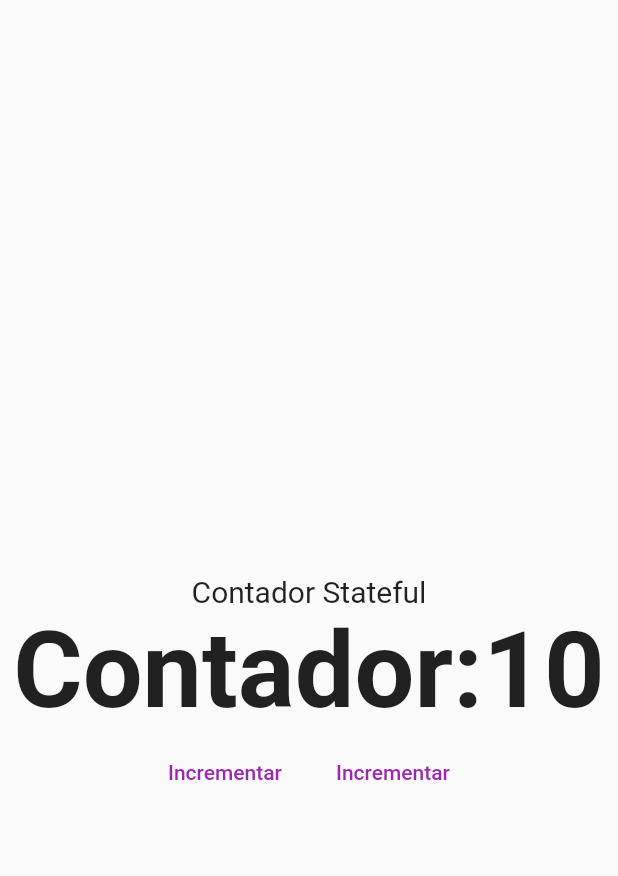
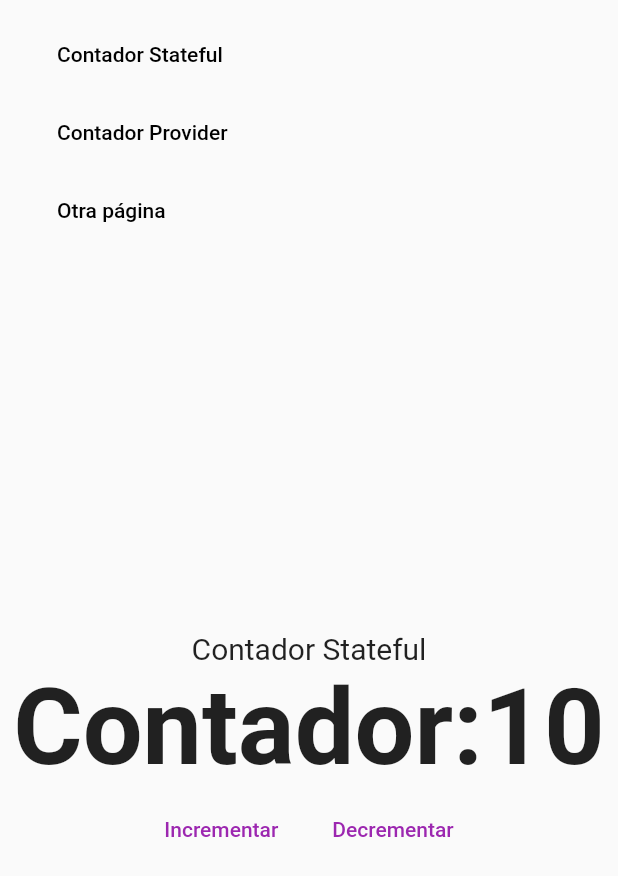
Before and after one commit to JrGustavo/Navigation_Flutter_Web, a Flutter app: the CounterView widget shown alone on an empty page, opened directly, on a phone screen of 412 x 824 dp. Shown: the top 876 px of the screen. Run offline on Flutter 3.47's test engine with Material 2 defaults, Android fonts, the phone set to English and light mode, and no system bars; our stand-ins replace get_it.

Commit message:
Actualizando las rutas con Flutor

```diff
--- a/lib/Views/counter_view.dart
+++ b/lib/Views/counter_view.dart
@@ -1,11 +1,11 @@
-import 'package:bases_web/ui/pages/custom_app_menu.dart';
 import 'package:flutter/material.dart';
+import '../ui/shared/custom_app_menu.dart';
 import '../ui/shared/custom_flat_button.dart';
 
 
 class CounterView extends StatefulWidget {
   @override
-  State<CounterView> createState() => _CounterViewState();
+  _CounterViewState createState() => _CounterViewState();
 }
 
 class _CounterViewState extends State<CounterView> {
@@ -17,13 +17,8 @@ class _CounterViewState extends State<CounterView> {
       mainAxisAlignment: MainAxisAlignment.center ,
       children: [
 
-        CustomAppMenu(),
-        Spacer(),
 
-        const Text('Contador Stateful', style: TextStyle(fontSize:20)),
-
-
-
+         Text('Contador Stateful', style: TextStyle(fontSize:20)),
 
 
         FittedBox(
@@ -41,17 +36,16 @@ class _CounterViewState extends State<CounterView> {
           mainAxisAlignment: MainAxisAlignment.center,
           children: [
             CustomFlatButton(
-                text: 'Decrementar',
+                text: 'Incrementar',
                 onPressed: () => setState(() => Counter++)
             ),
 
             CustomFlatButton(
-                text: 'Incrementar',
+                text: 'Decrementar',
                 onPressed: () => setState(() => Counter--)
             )
           ],
         ),
-        Spacer(),
       ],
     );
   }
--- a/lib/locator.dart
+++ b/lib/locator.dart
@@ -1,4 +1,4 @@
-import 'package:bases_web/ui/services/navigator_service.dart';
+import 'package:bases_web/services/navigator_service.dart';
 import 'package:get_it/get_it.dart';
 
     GetIt locator = GetIt.instance;
--- a/lib/main.dart
+++ b/lib/main.dart
@@ -1,7 +1,7 @@
 import 'package:bases_web/locator.dart';
 import 'package:bases_web/router/route_generator.dart';
+import 'package:bases_web/services/navigator_service.dart';
 import 'package:bases_web/ui/layout/main_layout_page.dart';
-import 'package:bases_web/ui/services/navigator_service.dart';
 import 'package:flutter/material.dart';
 
 void main (){
--- a/lib/providers/counter_provider.dart
+++ b/lib/providers/counter_provider.dart
@@ -10,11 +10,12 @@ get counter => this._counter;
     notifyListeners();
     }
 
-    void Decremento(){
+    void decrement(){
     this._counter--;
     notifyListeners();
 
     }
 
 
+
 }
--- a/lib/router/route_generator.dart
+++ b/lib/router/route_generator.dart
@@ -1,6 +1,5 @@
 import 'package:flutter/cupertino.dart';
 import 'package:flutter/material.dart';
-
 import 'package:flutter/foundation.dart' show kIsWeb;
 import 'package:bases_web/ui/pages/counter_page.dart';
 import '../ui/pages/counter_provider_page.dart';
--- a/lib/ui/layout/main_layout_page.dart
+++ b/lib/ui/layout/main_layout_page.dart
@@ -1,5 +1,6 @@
-import 'package:bases_web/ui/pages/custom_app_menu.dart';
 import 'package:flutter/material.dart';
+
+import '../shared/custom_app_menu.dart';
 
 
 class MainLayoutPage extends StatelessWidget {
--- a/lib/ui/pages/counter_page.dart
+++ b/lib/ui/pages/counter_page.dart
@@ -1,16 +1,19 @@
-import 'package:bases_web/ui/pages/custom_app_menu.dart';
 import 'package:flutter/material.dart';
+import '../shared/custom_app_menu.dart';
 import '../shared/custom_flat_button.dart';
 
 
 class CounterPage extends StatefulWidget {
+
   @override
-  State<CounterPage> createState() => _CounterPageState();
+  _CounterPageState createState() => _CounterPageState();
 }
 
 class _CounterPageState extends State<CounterPage> {
 
   int Counter = 10;
+
+
   @override
   Widget build(BuildContext context) {
     return Scaffold(
@@ -19,12 +22,10 @@ class _CounterPageState extends State<CounterPage> {
         children: [
 
           CustomAppMenu(),
+
           Spacer(),
 
-          const Text('Contador Stateful', style: TextStyle(fontSize:20)),
-
-
-
+           Text('Contador Stateful', style: TextStyle(fontSize:20)),
 
 
           FittedBox(
@@ -42,12 +43,12 @@ class _CounterPageState extends State<CounterPage> {
             mainAxisAlignment: MainAxisAlignment.center,
             children: [
               CustomFlatButton(
-                  text: 'Decrementar',
+                  text: 'Incrementar',
                   onPressed: () => setState(() => Counter++)
               ),
 
               CustomFlatButton(
-                  text: 'Incrementar',
+                  text: 'Decrementar',
                   onPressed: () => setState(() => Counter--)
               )
             ],
--- a/lib/ui/pages/counter_provider_page.dart
+++ b/lib/ui/pages/counter_provider_page.dart
@@ -1,7 +1,7 @@
 import 'package:flutter/material.dart';
 import  'package:provider/provider.dart';
 import 'package:bases_web/providers/counter_provider.dart';
-import 'package:bases_web/ui/pages/custom_app_menu.dart';
+import '../shared/custom_app_menu.dart';
 import '../shared/custom_flat_button.dart';
 
 
@@ -19,6 +19,7 @@ class CounterProviderPage extends StatelessWidget {
 
 class _CounterProviderPageBody extends StatelessWidget{
 
+
   @override
   Widget build(BuildContext context) {
 
@@ -30,9 +31,10 @@ class _CounterProviderPageBody extends StatelessWidget{
         children: [
 
           CustomAppMenu(),
+
           Spacer(),
 
-          const Text('Contador Provider', style: TextStyle(fontSize:20)),
+           Text('Contador Provider', style: TextStyle(fontSize:20)),
 
           FittedBox(
             fit: BoxFit.contain,
@@ -49,13 +51,13 @@ class _CounterProviderPageBody extends StatelessWidget{
             mainAxisAlignment: MainAxisAlignment.center,
             children: [
               CustomFlatButton(
-                  text: 'Decrementar',
+                  text: 'Incrementar',
                   onPressed: () => counterProvider.increment()
               ),
 
               CustomFlatButton(
-                  text: 'Incrementar',
-                  onPressed: () => counterProvider.increment()
+                  text: 'Decrementar',
+                  onPressed: () => counterProvider.decrement()
               )
             ],
           ),
--- a/lib/ui/pages/custom_app_menu.dart
+++ /dev/null
@@ -1,39 +0,0 @@
-import 'package:bases_web/ui/shared/custom_flat_button.dart';
-import 'package:flutter/material.dart';
-
-class CustomAppMenu extends StatelessWidget {
-
-  @override
-  Widget build(BuildContext context) {
-    return Container(
-      padding: EdgeInsets.symmetric(horizontal:20, vertical: 10 ),
-      width: double.infinity,
-      height: 50,
-      child: Row(
-        children: [
-          CustomFlatButton(
-              text: 'Contador Stateful',
-              onPressed: () =>Navigator.pushNamed(context, 'stateful'),
-            color: Colors.black,
-          ),
-
-          SizedBox(
-            width: 10),
-          CustomFlatButton(
-            text: 'Contador provider',
-            onPressed: () =>Navigator.pushNamed(context, 'provider'),
-            color: Colors.black,
-          ),
-          SizedBox(
-              width: 10),
-          CustomFlatButton(
-            text: 'Contador provider',
-            onPressed: () =>Navigator.pushNamed(context, 'abc123'),
-            color: Colors.black,
-          )
-        ],
-      ),
-
-    );
-  }
-}
--- a/lib/ui/shared/custom_app_menu.dart
+++ b/lib/ui/shared/custom_app_menu.dart
@@ -1,8 +1,7 @@
+import 'package:bases_web/services/navigator_service.dart';
 import 'package:bases_web/ui/shared/custom_flat_button.dart';
 import 'package:flutter/material.dart';
-
 import '../../locator.dart';
-import '../services/navigator_service.dart';
 
 class CustomAppMenu extends StatelessWidget {
   @override
@@ -52,9 +51,6 @@ class _TableDesktopMenu extends StatelessWidget {
     );
   }
 }
-
-
-
 class _MobileMenu extends StatelessWidget {
 
   @override
--- a/lib/ui/shared/custom_flat_button.dart
+++ b/lib/ui/shared/custom_flat_button.dart
@@ -22,9 +22,9 @@ class CustomFlatButton extends StatelessWidget {
       ),
       onPressed: ()=>onPressed(),
 
-      child: const Padding(
-          padding: EdgeInsets.all(10.0),
-          child: Text('Incrementar')),
+      child:  Padding(
+          padding: const  EdgeInsets.all(10.0),
+          child: Text(text)),
     );
   }
 }
```
Also changed, not shown: lib/Views/counter_provider_view.dart (+6 -11 lines), lib/router/route_handlers.dart (added), lib/router/router.dart (added), lib/services/navigator_service.dart (renamed from lib/ui/services/navigator_service.dart).
